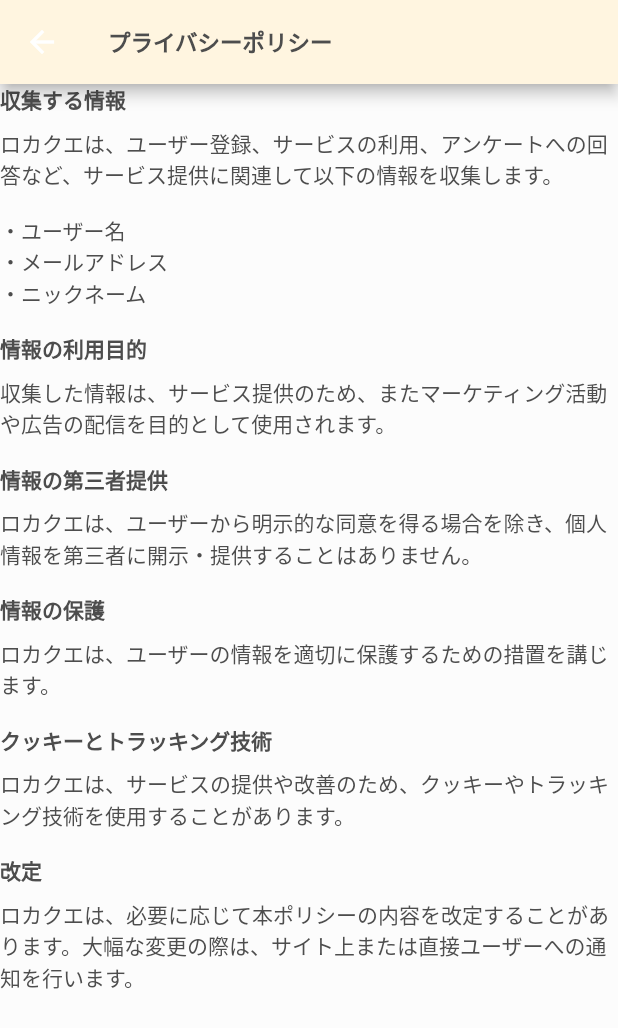
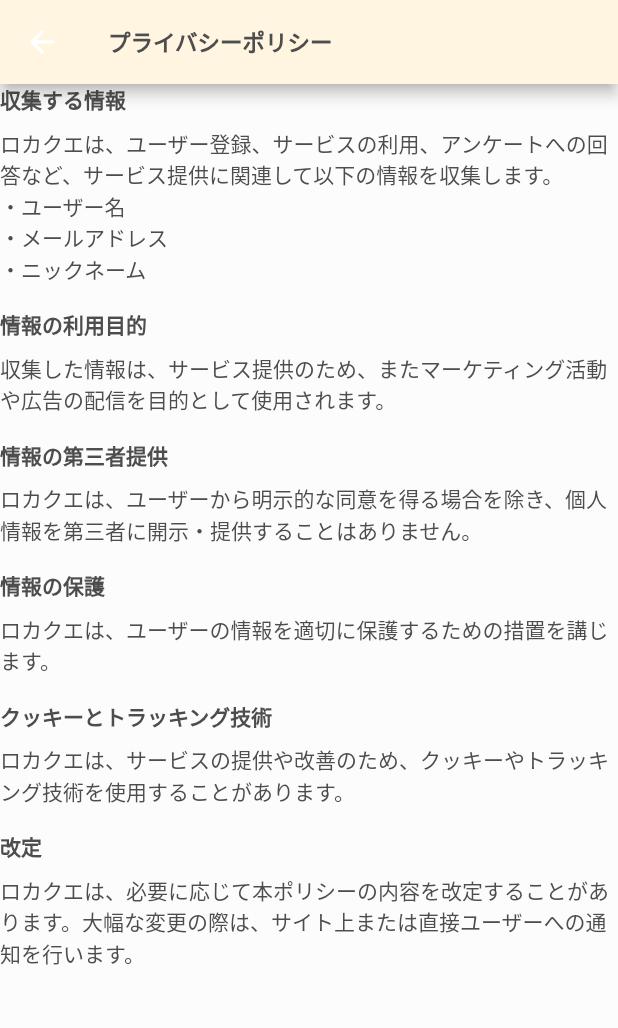
Before and after one commit to LOCAQUE/food_quest, a Flutter app: the PrivacyPolicyScreen screen opened directly, on a phone screen of 412 x 824 dp. Shown: the top 1028 px of the screen. Run offline on Flutter 3.47's test engine with Material 2 defaults, Android fonts, the phone set to English and light mode, and no system bars; our stand-ins replace auto_route, flutter_datetime_picker_plus, flutter_dotenv, flutter_hooks, flutter_riverpod, freezed_annotation and 4 more; accounts and stored records are empty.

Commit message:
フォーマット

```diff
--- a/lib/gen/colors.gen.dart
+++ b/lib/gen/colors.gen.dart
@@ -7,8 +7,8 @@
 // ignore_for_file: type=lint
 // ignore_for_file: directives_ordering,unnecessary_import,implicit_dynamic_list_literal,deprecated_member_use
 
+import 'package:flutter/material.dart';
 import 'package:flutter/painting.dart';
-import 'package:flutter/material.dart';
 
 class AppColor {
   AppColor._();
--- a/lib/presentation/screen/auth/completion_pet_screen.dart
+++ b/lib/presentation/screen/auth/completion_pet_screen.dart
@@ -3,7 +3,6 @@ import 'package:flutter/material.dart';
 import 'package:auto_route/auto_route.dart';
 import 'package:hooks_riverpod/hooks_riverpod.dart';
 
-import 'package:food_quest/domain/notifier/mon_choice_notifier.dart';
 import 'package:food_quest/presentation/component/button.dart';
 import 'package:food_quest/routes/app_router.dart';
 
@@ -13,7 +12,7 @@ class CompletionPetScreen extends HookConsumerWidget {
 
   @override
   Widget build(BuildContext context, WidgetRef ref) {
-    final monchoicenotifier = ref.watch(monchoiceNotifierProvider.notifier);
+    // final monchoicenotifier = ref.watch(monchoiceNotifierProvider.notifier);
     return Scaffold(
       body: Column(
         children: [
--- a/lib/presentation/screen/profile_screen/my_quest_list_screen/my_quest_list_screen.dart
+++ b/lib/presentation/screen/profile_screen/my_quest_list_screen/my_quest_list_screen.dart
@@ -1,10 +1,10 @@
 import 'package:flutter/material.dart';
-import 'package:food_quest/presentation/screen/profile_screen/my_quest_list_screen/my_quest_list_screen_notifier.dart';
 
 import 'package:hooks_riverpod/hooks_riverpod.dart';
 
 import 'package:food_quest/domain/notifier/question_task_notifier.dart';
 import 'package:food_quest/presentation/component/question_tile.dart';
+import 'package:food_quest/presentation/screen/profile_screen/my_quest_list_screen/my_quest_list_screen_notifier.dart';
 import 'package:food_quest/presentation/screen/quest_screen/quest_list_screen/quest_detail_screen/quest_detail_screen.dart';
 
 class MyQuestListScreen extends HookConsumerWidget {
--- a/lib/presentation/screen/profile_screen/my_quest_list_screen/my_quest_list_screen_notifier.dart
+++ b/lib/presentation/screen/profile_screen/my_quest_list_screen/my_quest_list_screen_notifier.dart
@@ -15,7 +15,8 @@ class MyQuestListScreenState with _$MyQuestListScreenState {
 }
 
 final myQuestListScreenNotifierProvider =
-    StateNotifierProvider<MyQuestListScreenNotifier, MyQuestListScreenState>((ref) {
+    StateNotifierProvider<MyQuestListScreenNotifier, MyQuestListScreenState>(
+        (ref) {
   return MyQuestListScreenNotifier(ref);
 });
 
--- a/lib/presentation/screen/quest_screen/quest_list_screen/quest_detail_screen/quest_detail_screen.dart
+++ b/lib/presentation/screen/quest_screen/quest_list_screen/quest_detail_screen/quest_detail_screen.dart
@@ -1,6 +1,6 @@
-import 'package:auto_route/auto_route.dart';
 import 'package:flutter/material.dart';
 
+import 'package:auto_route/auto_route.dart';
 import 'package:gap/gap.dart';
 import 'package:hooks_riverpod/hooks_riverpod.dart';
 
--- a/lib/presentation/screen/quest_screen/quest_list_screen/quest_screen.dart
+++ b/lib/presentation/screen/quest_screen/quest_list_screen/quest_screen.dart
@@ -1,7 +1,6 @@
+import 'package:flutter/material.dart';
+
 import 'package:auto_route/auto_route.dart';
-import 'package:flutter/material.dart';
-import 'package:food_quest/routes/app_router.dart';
-
 import 'package:hooks_riverpod/hooks_riverpod.dart';
 
 import 'package:food_quest/domain/notifier/question_task_notifier.dart';
@@ -9,6 +8,7 @@ import 'package:food_quest/gen/colors.gen.dart';
 import 'package:food_quest/presentation/component/question_tile.dart';
 import 'package:food_quest/presentation/screen/quest_screen/component/make_question_modal.dart';
 import 'package:food_quest/presentation/screen/quest_screen/quest_list_screen/quest_screen_notifier.dart';
+import 'package:food_quest/routes/app_router.dart';
 
 @RoutePage()
 class QuestAutoRouterScreen extends AutoRouter {
--- a/lib/presentation/screen/quest_screen/task_list_screen/task_screen.dart
+++ b/lib/presentation/screen/quest_screen/task_list_screen/task_screen.dart
@@ -1,6 +1,6 @@
-import 'package:auto_route/auto_route.dart';
 import 'package:flutter/material.dart';
 
+import 'package:auto_route/auto_route.dart';
 import 'package:hooks_riverpod/hooks_riverpod.dart';
 
 import 'package:food_quest/domain/notifier/question_task_notifier.dart';
--- a/lib/presentation/screen/setting_screen/privacy_screen.dart
+++ b/lib/presentation/screen/setting_screen/privacy_screen.dart
@@ -26,7 +26,7 @@ class PrivacyPolicyScreen extends StatelessWidget {
           SectionWidget(
             title: '収集する情報',
             description:
-                'ロカクエは、ユーザー登録、サービスの利用、アンケートへの回答など、サービス提供に関連して以下の情報を収集します。\n\n・ユーザー名\n・メールアドレス\n・ニックネーム',
+                'ロカクエは、ユーザー登録、サービスの利用、アンケートへの回答など、サービス提供に関連して以下の情報を収集します。\n・ユーザー名\n・メールアドレス\n・ニックネーム',
           ),
           SectionWidget(
             title: '情報の利用目的',
```
Also changed, not shown: lib/main.dart (+5 -3 lines), lib/routes/app_router.dart (+10 -7 lines).
